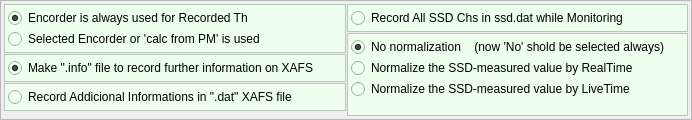
Above: Conditions.ui from mtab3/xafsm2 before the change. Below: the same form after it.
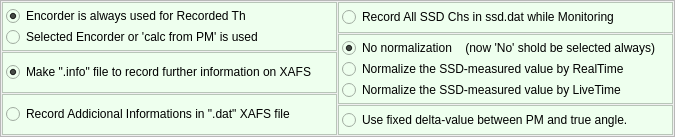
That is the form after the change.

Commit message: Fixed-Delta mode on monochro motion was implemented.   Setting-Main-Theta is recorded

```diff
--- a/Conditions.ui
+++ b/Conditions.ui
@@ -6,8 +6,8 @@
    <rect>
     <x>0</x>
     <y>0</y>
-    <width>692</width>
-    <height>120</height>
+    <width>675</width>
+    <height>137</height>
    </rect>
   </property>
   <property name="windowTitle">
@@ -21,12 +21,17 @@
   </property>
   <layout class="QGridLayout" name="gridLayout_3">
    <property name="margin">
-    <number>3</number>
+    <number>1</number>
    </property>
    <property name="spacing">
     <number>1</number>
    </property>
-   <item row="0" column="0" rowspan="2">
+   <item row="0" column="0">
+    <layout class="QVBoxLayout" name="verticalLayout">
+     <property name="spacing">
+      <number>1</number>
+     </property>
+     <item>
     <widget class="QFrame" name="frame">
      <property name="styleSheet">
       <string notr="true">background-color: #eeffee</string>
@@ -64,7 +69,115 @@
      </layout>
     </widget>
    </item>
-   <item row="1" column="1" rowspan="4">
+     <item>
+      <widget class="QFrame" name="frame_5">
+       <property name="styleSheet">
+        <string notr="true">background-color: #eeffee</string>
+       </property>
+       <property name="frameShape">
+        <enum>QFrame::StyledPanel</enum>
+       </property>
+       <property name="frameShadow">
+        <enum>QFrame::Plain</enum>
+       </property>
+       <layout class="QGridLayout" name="gridLayout_6">
+        <property name="margin">
+         <number>3</number>
+        </property>
+        <property name="spacing">
+         <number>1</number>
+        </property>
+        <item row="0" column="0">
+         <widget class="QRadioButton" name="MakeInfoFile">
+          <property name="toolTip">
+           <string>Some additional information is recorded 
+with usual 9809 format datas.</string>
+          </property>
+          <property name="text">
+           <string>Make &quot;.info&quot; file to record further information on XAFS</string>
+          </property>
+          <property name="checked">
+           <bool>true</bool>
+          </property>
+          <property name="autoExclusive">
+           <bool>false</bool>
+          </property>
+         </widget>
+        </item>
+       </layout>
+      </widget>
+     </item>
+     <item>
+      <widget class="QFrame" name="frame_2">
+       <property name="styleSheet">
+        <string notr="true">background-color: #eeffee</string>
+       </property>
+       <property name="frameShape">
+        <enum>QFrame::StyledPanel</enum>
+       </property>
+       <property name="frameShadow">
+        <enum>QFrame::Plain</enum>
+       </property>
+       <layout class="QGridLayout" name="gridLayout_2">
+        <property name="margin">
+         <number>3</number>
+        </property>
+        <property name="spacing">
+         <number>1</number>
+        </property>
+        <item row="0" column="0">
+         <widget class="QRadioButton" name="SelAddInfos">
+          <property name="toolTip">
+           <string>Some additional information is recorded 
+with usual 9809 format datas.</string>
+          </property>
+          <property name="text">
+           <string>Record Addicional Informations in &quot;.dat&quot; XAFS file</string>
+          </property>
+         </widget>
+        </item>
+       </layout>
+      </widget>
+     </item>
+    </layout>
+   </item>
+   <item row="0" column="1">
+    <layout class="QVBoxLayout" name="verticalLayout_2">
+     <property name="spacing">
+      <number>1</number>
+     </property>
+     <item>
+      <widget class="QFrame" name="frame_3">
+       <property name="styleSheet">
+        <string notr="true">background-color: #eeffee</string>
+       </property>
+       <property name="frameShape">
+        <enum>QFrame::StyledPanel</enum>
+       </property>
+       <property name="frameShadow">
+        <enum>QFrame::Plain</enum>
+       </property>
+       <layout class="QGridLayout" name="gridLayout_4">
+        <property name="margin">
+         <number>3</number>
+        </property>
+        <property name="spacing">
+         <number>1</number>
+        </property>
+        <item row="0" column="0">
+         <widget class="QRadioButton" name="RecordAllSSDChs">
+          <property name="text">
+           <string>Record All SSD Chs in ssd.dat while Monitoring</string>
+          </property>
+          <property name="autoExclusive">
+           <bool>false</bool>
+          </property>
+         </widget>
+        </item>
+       </layout>
+      </widget>
+     </item>
+     <item>
     <widget class="QFrame" name="frame_4">
      <property name="styleSheet">
       <string notr="true">background-color: #eeffee</string>
@@ -112,8 +225,8 @@
      </layout>
     </widget>
    </item>
-   <item row="3" column="0">
-    <widget class="QFrame" name="frame_2">
+     <item>
+      <widget class="QFrame" name="frame_6">
      <property name="styleSheet">
       <string notr="true">background-color: #eeffee</string>
      </property>
@@ -123,7 +236,7 @@
      <property name="frameShadow">
       <enum>QFrame::Plain</enum>
      </property>
-     <layout class="QGridLayout" name="gridLayout_2">
+       <layout class="QGridLayout" name="gridLayout_5">
       <property name="margin">
        <number>3</number>
       </property>
@@ -131,42 +244,10 @@
        <number>1</number>
       </property>
       <item row="0" column="0">
-       <widget class="QRadioButton" name="SelAddInfos">
-        <property name="toolTip">
-         <string>Some additional information is recorded 
-with usual 9809 format datas.</string>
-        </property>
+         <widget class="QRadioButton" name="SelFixedDelta">
         <property name="text">
-         <string>Record Addicional Informations in &quot;.dat&quot; XAFS file</string>
-        </property>
-       </widget>
-      </item>
-     </layout>
-    </widget>
-   </item>
-   <item row="0" column="1">
-    <widget class="QFrame" name="frame_3">
-     <property name="styleSheet">
-      <string notr="true">background-color: #eeffee</string>
-     </property>
-     <property name="frameShape">
-      <enum>QFrame::StyledPanel</enum>
-     </property>
-     <property name="frameShadow">
-      <enum>QFrame::Plain</enum>
-     </property>
-     <layout class="QGridLayout" name="gridLayout_4">
-      <property name="margin">
-       <number>3</number>
-      </property>
-      <property name="spacing">
-       <number>1</number>
-      </property>
-      <item row="0" column="0">
-       <widget class="QRadioButton" name="RecordAllSSDChs">
-        <property name="text">
-         <string>Record All SSD Chs in ssd.dat while Monitoring</string>
-        </property>
+           <string>Use fixed delta-value between PM and true angle.</string>
+          </property>
         <property name="autoExclusive">
          <bool>false</bool>
         </property>
@@ -175,43 +256,7 @@
      </layout>
     </widget>
    </item>
-   <item row="2" column="0">
-    <widget class="QFrame" name="frame_5">
-     <property name="styleSheet">
-      <string notr="true">background-color: #eeffee</string>
-     </property>
-     <property name="frameShape">
-      <enum>QFrame::StyledPanel</enum>
-     </property>
-     <property name="frameShadow">
-      <enum>QFrame::Plain</enum>
-     </property>
-     <layout class="QGridLayout" name="gridLayout_6">
-      <property name="margin">
-       <number>3</number>
-      </property>
-      <property name="spacing">
-       <number>1</number>
-      </property>
-      <item row="0" column="0">
-       <widget class="QRadioButton" name="MakeInfoFile">
-        <property name="toolTip">
-         <string>Some additional information is recorded 
-with usual 9809 format datas.</string>
-        </property>
-        <property name="text">
-         <string>Make &quot;.info&quot; file to record further information on XAFS</string>
-        </property>
-        <property name="checked">
-         <bool>true</bool>
-        </property>
-        <property name="autoExclusive">
-         <bool>false</bool>
-        </property>
-       </widget>
-      </item>
-     </layout>
-    </widget>
+    </layout>
    </item>
   </layout>
  </widget>
```
Lines whose indentation alone changed are shown as unchanged. The commit also changes 16 other files.
